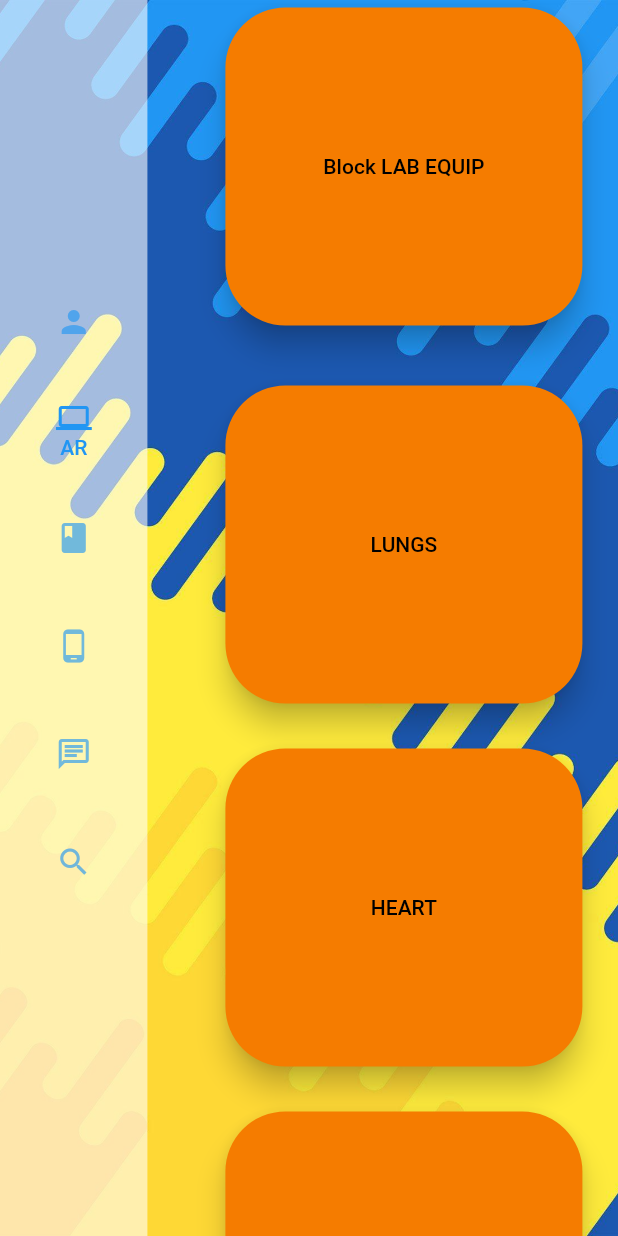
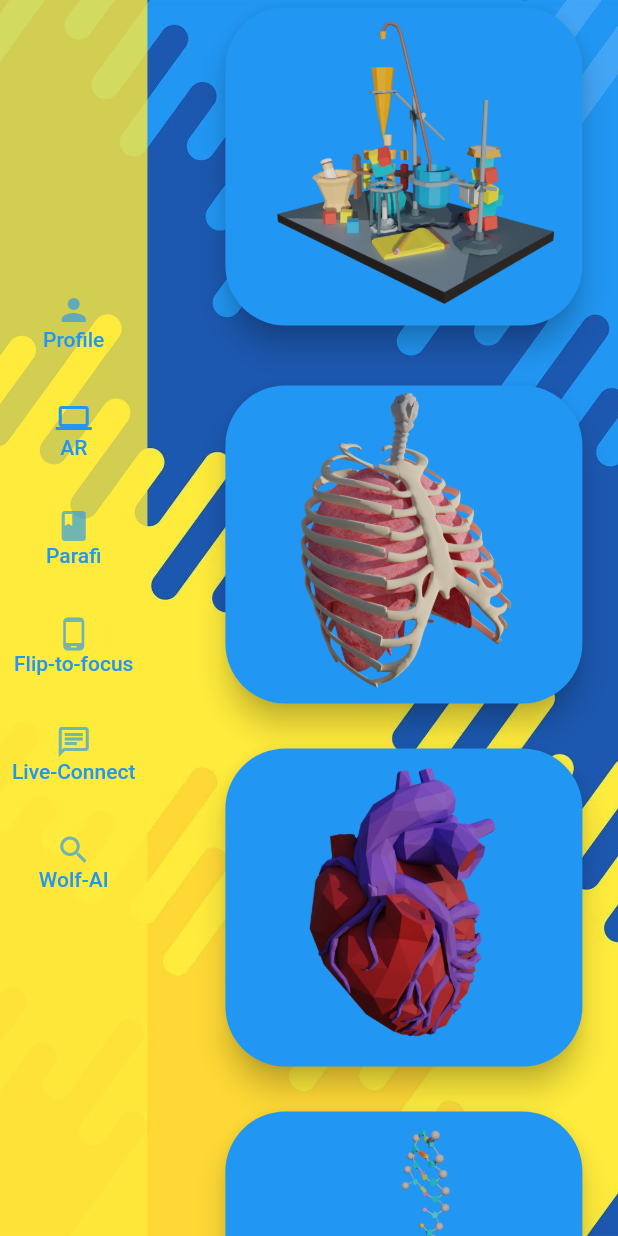
Before and after one commit to EeshanDutta007/Stud-Bud, a Flutter app: the SideNavBar screen opened directly, after a tap on "AR", on a phone screen of 412 x 824 dp. Run offline on Flutter 3.47's test engine with Material 2 defaults, Android fonts, the phone set to English and light mode, and no system bars; our stand-ins replace animated_text_kit, cloud_firestore, firebase_auth, firebase_core, firebase_storage, flare_flutter and 8 more; missing offline and left inert: all_sensors, model_viewer; accounts and stored records are empty; network calls fail; statements that could not run were skipped.

Commit message:
Augmented Reality Completed

```diff
--- a/lib/Pages/AR.dart
+++ b/lib/Pages/AR.dart
@@ -1,6 +1,5 @@
 import 'package:flutter/material.dart';
 import 'package:model_viewer/model_viewer.dart';
-
 
 class AR extends StatefulWidget {
   @override
@@ -22,8 +21,8 @@ class _ARState extends State<AR> {
               padding: const EdgeInsets.all(5.0),
               child: ElevatedButton(
                   style: ElevatedButton.styleFrom(
-                      primary: Colors.orange[700],
-                      onPrimary: Colors.orange,
+                      primary: Colors.blue,
+                      onPrimary: Colors.blue[900],
                       elevation: 8,
                       shadowColor: Colors.black,
                       shape: RoundedRectangleBorder(
@@ -40,14 +39,9 @@ class _ARState extends State<AR> {
                   child: Container(
                     width: MediaQuery.of(context).size.width / 2,
                     height: MediaQuery.of(context).size.height / 2 - 200,
-                    child: Center(
-                      child: Text(
-                        'Block LAB EQUIP',
-                        style: TextStyle(
-                          color: Colors.black,
-                        ),
-                      ),
-                    ),
+                    decoration: BoxDecoration(
+                        image: DecorationImage(
+                            image: AssetImage('assets/Images/BLE.png'))),
                   )),
             ),
             SizedBox(
@@ -57,8 +51,8 @@ class _ARState extends State<AR> {
               padding: const EdgeInsets.all(5.0),
               child: ElevatedButton(
                   style: ElevatedButton.styleFrom(
-                      primary: Colors.orange[700],
-                      onPrimary: Colors.orange,
+                      primary: Colors.blue,
+                      onPrimary: Colors.blue[900],
                       elevation: 8,
                       shadowColor: Colors.black,
                       shape: RoundedRectangleBorder(
@@ -75,14 +69,9 @@ class _ARState extends State<AR> {
                   child: Container(
                     width: MediaQuery.of(context).size.width / 2,
                     height: MediaQuery.of(context).size.height / 2 - 200,
-                    child: Center(
-                      child: Text(
-                        'LUNGS',
-                        style: TextStyle(
-                          color: Colors.black,
-                        ),
-                      ),
-                    ),
+                    decoration: BoxDecoration(
+                        image: DecorationImage(
+                            image: AssetImage('assets/Images/Lungs.png'))),
                   )),
             ),
             SizedBox(
@@ -92,8 +81,8 @@ class _ARState extends State<AR> {
               padding: const EdgeInsets.all(5.0),
               child: ElevatedButton(
                   style: ElevatedButton.styleFrom(
-                      primary: Colors.orange[700],
-                      onPrimary: Colors.orange,
+                      primary: Colors.blue,
+                      onPrimary: Colors.blue[900],
                       elevation: 8,
                       shadowColor: Colors.black,
                       shape: RoundedRectangleBorder(
@@ -110,14 +99,9 @@ class _ARState extends State<AR> {
                   child: Container(
                     width: MediaQuery.of(context).size.width / 2,
                     height: MediaQuery.of(context).size.height / 2 - 200,
-                    child: Center(
-                      child: Text(
-                        'HEART',
-                        style: TextStyle(
-                          color: Colors.black,
-                        ),
-                      ),
-                    ),
+                    decoration: BoxDecoration(
+                        image: DecorationImage(
+                            image: AssetImage('assets/Images/Heart.png'))),
                   )),
             ),
             SizedBox(
@@ -127,8 +111,8 @@ class _ARState extends State<AR> {
               padding: const EdgeInsets.all(5.0),
               child: ElevatedButton(
                   style: ElevatedButton.styleFrom(
-                      primary: Colors.orange[700],
-                      onPrimary: Colors.orange,
+                      primary: Colors.blue,
+                      onPrimary: Colors.blue[900],
                       elevation: 8,
                       shadowColor: Colors.black,
                       shape: RoundedRectangleBorder(
@@ -145,14 +129,9 @@ class _ARState extends State<AR> {
                   child: Container(
                     width: MediaQuery.of(context).size.width / 2,
                     height: MediaQuery.of(context).size.height / 2 - 200,
-                    child: Center(
-                      child: Text(
-                        'DNA',
-                        style: TextStyle(
-                          color: Colors.black,
-                        ),
-                      ),
-                    ),
+                    decoration: BoxDecoration(
+                        image: DecorationImage(
+                            image: AssetImage('assets/Images/DNA.png'))),
                   )),
             ),
             SizedBox(
@@ -162,8 +141,8 @@ class _ARState extends State<AR> {
               padding: const EdgeInsets.all(5.0),
               child: ElevatedButton(
                   style: ElevatedButton.styleFrom(
-                      primary: Colors.orange[700],
-                      onPrimary: Colors.orange,
+                      primary: Colors.blue,
+                      onPrimary: Colors.blue[900],
                       elevation: 8,
                       shadowColor: Colors.black,
                       shape: RoundedRectangleBorder(
@@ -180,14 +159,9 @@ class _ARState extends State<AR> {
                   child: Container(
                     width: MediaQuery.of(context).size.width / 2,
                     height: MediaQuery.of(context).size.height / 2 - 200,
-                    child: Center(
-                      child:Text(
-                        'Computer',
-                        style: TextStyle(
-                          color: Colors.black,
-                        ),
-                      ),
-                    ),
+                    decoration: BoxDecoration(
+                        image: DecorationImage(
+                            image: AssetImage('assets/Images/Computer.png'))),
                   )),
             ),
             SizedBox(
@@ -197,8 +171,8 @@ class _ARState extends State<AR> {
               padding: const EdgeInsets.all(5.0),
               child: ElevatedButton(
                   style: ElevatedButton.styleFrom(
-                      primary: Colors.orange[700],
-                      onPrimary: Colors.orange,
+                      primary: Colors.blue,
+                      onPrimary: Colors.blue[900],
                       elevation: 8,
                       shadowColor: Colors.black,
                       shape: RoundedRectangleBorder(
@@ -215,14 +189,10 @@ class _ARState extends State<AR> {
                   child: Container(
                     width: MediaQuery.of(context).size.width / 2,
                     height: MediaQuery.of(context).size.height / 2 - 200,
-                    child: Center(
-                      child:Text(
-                        'Testosterone Molecule',
-                        style: TextStyle(
-                          color: Colors.black,
-                        ),
-                      ),
-                    ),
+                    decoration: BoxDecoration(
+                        image: DecorationImage(
+                            image:
+                                AssetImage('assets/Images/Testosterone.png'))),
                   )),
             ),
             SizedBox(
@@ -232,8 +202,8 @@ class _ARState extends State<AR> {
               padding: const EdgeInsets.all(5.0),
               child: ElevatedButton(
                   style: ElevatedButton.styleFrom(
-                      primary: Colors.orange[700],
-                      onPrimary: Colors.orange,
+                      primary: Colors.blue,
+                      onPrimary: Colors.blue[900],
                       elevation: 8,
                       shadowColor: Colors.black,
                       shape: RoundedRectangleBorder(
@@ -250,14 +220,9 @@ class _ARState extends State<AR> {
                   child: Container(
                     width: MediaQuery.of(context).size.width / 2,
                     height: MediaQuery.of(context).size.height / 2 - 200,
-                    child: Center(
-                      child:Text(
-                        'Brain',
-                        style: TextStyle(
-                          color: Colors.black,
-                        ),
-                      ),
-                    ),
+                    decoration: BoxDecoration(
+                        image: DecorationImage(
+                            image: AssetImage('assets/Images/Brain.png'))),
                   )),
             ),
             SizedBox(
@@ -267,8 +232,8 @@ class _ARState extends State<AR> {
               padding: const EdgeInsets.all(5.0),
               child: ElevatedButton(
                   style: ElevatedButton.styleFrom(
-                      primary: Colors.orange[700],
-                      onPrimary: Colors.orange,
+                      primary: Colors.blue,
+                      onPrimary: Colors.blue[900],
                       elevation: 8,
                       shadowColor: Colors.black,
                       shape: RoundedRectangleBorder(
@@ -285,14 +250,10 @@ class _ARState extends State<AR> {
                   child: Container(
                     width: MediaQuery.of(context).size.width / 2,
                     height: MediaQuery.of(context).size.height / 2 - 200,
-                    child: Center(
-                      child:Text(
-                        'Pendulum CLock',
-                        style: TextStyle(
-                          color: Colors.black,
-                        ),
-                      ),
-                    ),
+                    decoration: BoxDecoration(
+                        image: DecorationImage(
+                            image: AssetImage(
+                                'assets/Images/PendulumString.png'))),
                   )),
             ),
             SizedBox(
@@ -302,8 +263,8 @@ class _ARState extends State<AR> {
               padding: const EdgeInsets.all(5.0),
               child: ElevatedButton(
                   style: ElevatedButton.styleFrom(
-                      primary: Colors.orange[700],
-                      onPrimary: Colors.orange,
+                      primary: Colors.blue,
+                      onPrimary: Colors.blue[900],
                       elevation: 8,
                       shadowColor: Colors.black,
                       shape: RoundedRectangleBorder(
@@ -320,14 +281,9 @@ class _ARState extends State<AR> {
                   child: Container(
                     width: MediaQuery.of(context).size.width / 2,
                     height: MediaQuery.of(context).size.height / 2 - 200,
-                    child: Center(
-                      child:Text(
-                        'Chemical Beaker',
-                        style: TextStyle(
-                          color: Colors.black,
-                        ),
-                      ),
-                    ),
+                    decoration: BoxDecoration(
+                        image: DecorationImage(
+                            image: AssetImage('assets/Images/Beaker.png'))),
                   )),
             ),
             SizedBox(
@@ -351,14 +307,13 @@ class Models extends StatefulWidget {
 
 class _ModelsState extends State<Models> {
   @override
-
   Widget build(BuildContext context) {
     return Scaffold(
       appBar: AppBar(title: Center(child: Text("AR Model"))),
       body: ModelViewer(
         backgroundColor: Colors.white,
         src: widget.src,
-        alt: "A 3D model of an astronaut",
+        alt: "3D Models",
         ar: true,
         autoRotate: true,
         cameraControls: true,
--- a/lib/Pages/NavBar.dart
+++ b/lib/Pages/NavBar.dart
@@ -44,14 +44,14 @@ class _SideNavBarState extends State<SideNavBar> {
                       SizedBox(height: 20),
                     ],
                   ),
-                  backgroundColor: Colors.white.withOpacity(0.6),
+                  backgroundColor: Colors.yellow.withOpacity(0.8),
                   selectedIndex: _selectedIndex,
                   onDestinationSelected: (index) {
                     setState(() {
                       _selectedIndex = index;
                     });
                   },
-                  labelType: NavigationRailLabelType.selected,
+                  labelType: NavigationRailLabelType.all,
                   minWidth: 20,
                   groupAlignment: -0.2,
                   selectedIconTheme: IconThemeData(color: Colors.blue),
--- a/lib/Pages/One_on_One_Chat/ChatRoom.dart
+++ b/lib/Pages/One_on_One_Chat/ChatRoom.dart
@@ -71,7 +71,7 @@ class _ChatRoomState extends State<ChatRoom> {
     return Scaffold(
       appBar: AppBar(
         title: Center(child: Text('Chatapp')),
-        backgroundColor: HexColor('ff4965'),
+        backgroundColor: Colors.blue,
         elevation: 0.0,
         centerTitle: true,
         actions: [
@@ -123,8 +123,7 @@ class ChatRoomsTile extends StatelessWidget {
               height: 30,
               width: 30,
               decoration: BoxDecoration(
-                  color: HexColor('ff4965'),
-                  borderRadius: BorderRadius.circular(30)),
+                  color: Colors.blue, borderRadius: BorderRadius.circular(30)),
               child: Text(userName.substring(0, 1),
                   textAlign: TextAlign.center,
                   style: TextStyle(
--- a/pubspec.yaml
+++ b/pubspec.yaml
@@ -64,6 +64,7 @@ flutter:
   # To add assets to your application, add an assets section, like this:
   assets:
     - assets/
+    - assets/Images/
   #   - images/a_dot_ham.jpeg
 
   # An image asset can refer to one or more resolution-specific "variants", see
```
Also changed, not shown: lib/Pages/Chat.dart (+16 -1 lines), lib/Pages/One_on_One_Chat/OChat.dart (+8 -16 lines), lib/Pages/One_on_One_Chat/database1.dart (+17 -14 lines), lib/Pages/One_on_One_Chat/search.dart (+11 -13 lines), assets/Images/BLE.png (added), assets/Images/Beaker.png (added), assets/Images/Brain.png (added), assets/Images/Computer.png (added), assets/Images/DNA.png (added), assets/Images/Heart.png (added), assets/Images/Lungs.png (added), assets/Images/PendulumString.png (added), assets/Images/Testosterone.png (added). Lines whose indentation alone changed are shown as unchanged.
